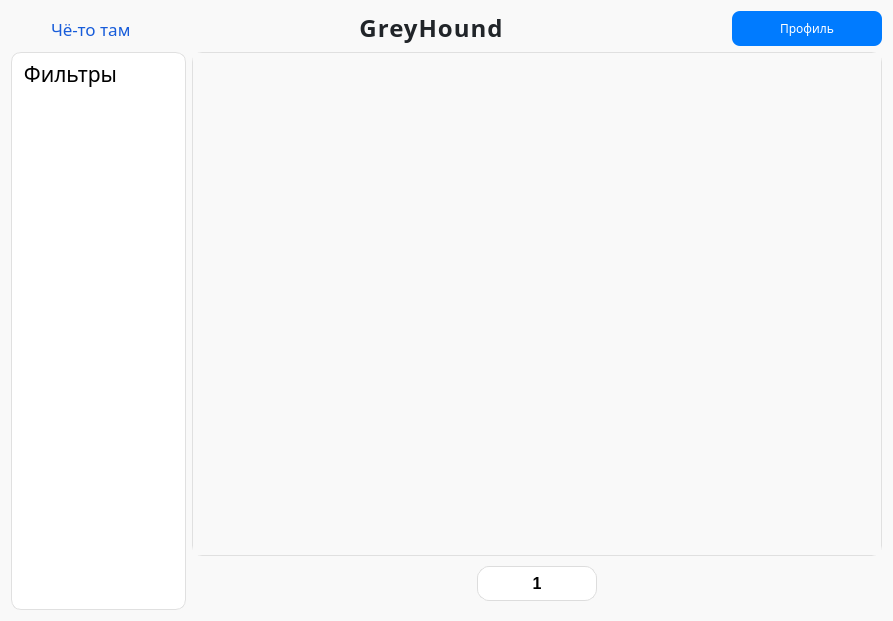
ProteusP/GreyHound-hiring-desktop-app, file GreyHound/mainpage.ui: the form before one commit.
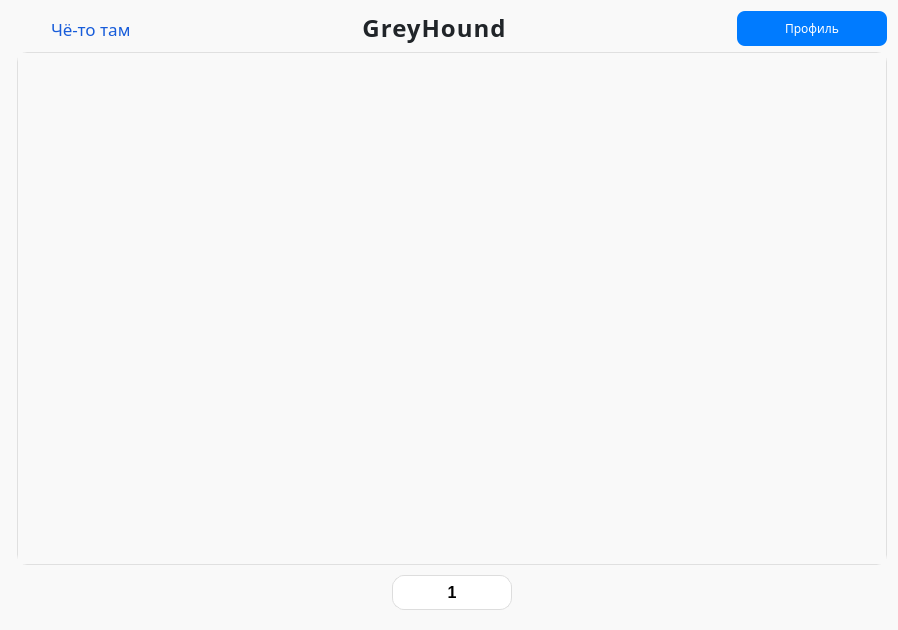
The form after the commit. The open tabs and pages were chosen to show the change. Icons and pictures are not drawn.

```diff
--- a/GreyHound/mainpage.ui
+++ b/GreyHound/mainpage.ui
@@ -6,8 +6,8 @@
    <rect>
     <x>0</x>
     <y>0</y>
-    <width>893</width>
-    <height>621</height>
+    <width>898</width>
+    <height>630</height>
    </rect>
   </property>
   <property name="font">
@@ -386,49 +386,7 @@
       </layout>
      </item>
      <item row="1" column="0">
-      <widget class="QGroupBox" name="groupBox_3">
-       <property name="sizePolicy">
-        <sizepolicy hsizetype="Fixed" vsizetype="Preferred">
-         <horstretch>0</horstretch>
-         <verstretch>0</verstretch>
-        </sizepolicy>
-       </property>
-       <property name="minimumSize">
-        <size>
-         <width>175</width>
-         <height>0</height>
-        </size>
-       </property>
-       <property name="maximumSize">
-        <size>
-         <width>175</width>
-         <height>16777215</height>
-        </size>
-       </property>
-       <property name="font">
-        <font>
-         <family>Golos Text Medium</family>
-         <pointsize>16</pointsize>
-        </font>
-       </property>
-       <property name="styleSheet">
-        <string notr="true">QGroupBox::title {
-	color: black;
-    left: 10px;
-    top: 7px;
-}
-QGroupBox {
-    border: 1px solid #e0e0e0;
-	border-radius: 10px;
-    background-color: white;
-}
-</string>
-       </property>
-       <property name="title">
-        <string>Фильтры</string>
-       </property>
-       <layout class="QVBoxLayout" name="verticalLayout_4"/>
-      </widget>
+      <layout class="QVBoxLayout" name="verticalLayout_3"/>
      </item>
     </layout>
    </item>
```
Left out of the diff: 286 changed lines with no effect on the pictures.
